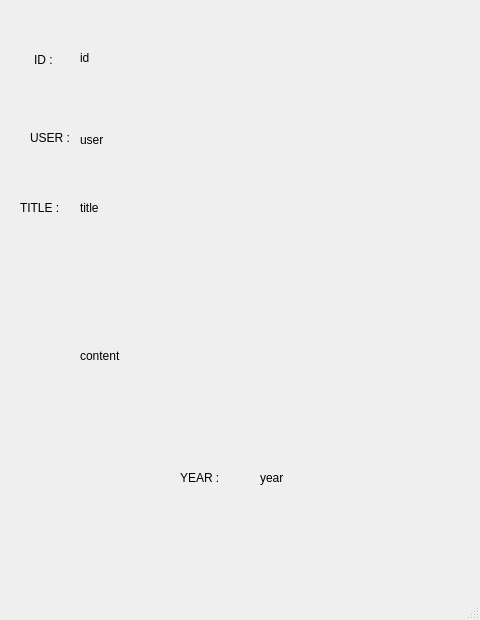
The window that client_loud/test_deux_php/viewUserPost.ui (Pierre-OlivierB/ibm_fil_rouge_tomjerry_all_projects) describes before a commit, drawn with Qt 5.
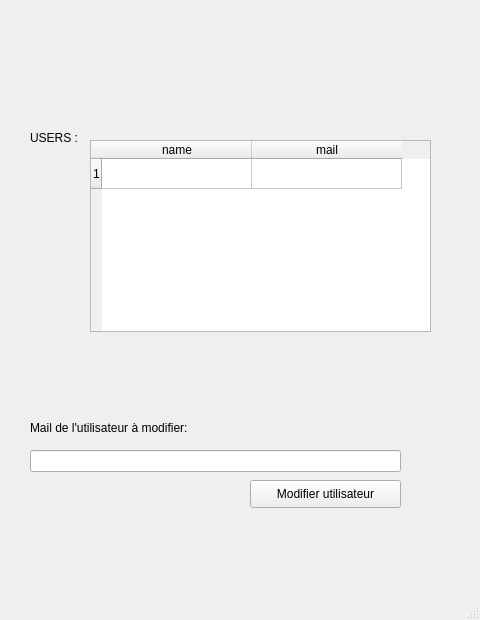
The same window after the commit.

Diff of the .ui file:
```diff
--- a/client_loud/test_deux_php/viewUserPost.ui
+++ b/client_loud/test_deux_php/viewUserPost.ui
@@ -14,121 +14,102 @@
    <string>MainWindow</string>
   </property>
   <widget class="QWidget" name="centralwidget">
-   <widget class="QLabel" name="labelId">
-    <property name="geometry">
-     <rect>
-      <x>80</x>
-      <y>50</y>
-      <width>271</width>
-      <height>16</height>
-     </rect>
-    </property>
-    <property name="text">
-     <string>id</string>
-    </property>
-   </widget>
-   <widget class="QLabel" name="labelUser">
-    <property name="geometry">
-     <rect>
-      <x>80</x>
-      <y>130</y>
-      <width>291</width>
-      <height>20</height>
-     </rect>
-    </property>
-    <property name="text">
-     <string>user</string>
-    </property>
-   </widget>
-   <widget class="QLabel" name="labelContent">
-    <property name="geometry">
-     <rect>
-      <x>80</x>
-      <y>250</y>
-      <width>351</width>
-      <height>211</height>
-     </rect>
-    </property>
-    <property name="text">
-     <string>content</string>
-    </property>
-   </widget>
-   <widget class="QLabel" name="labelTitle">
-    <property name="geometry">
-     <rect>
-      <x>80</x>
-      <y>200</y>
-      <width>331</width>
-      <height>16</height>
-     </rect>
-    </property>
-    <property name="text">
-     <string>title</string>
-    </property>
-   </widget>
-   <widget class="QLabel" name="labelYear">
-    <property name="geometry">
-     <rect>
-      <x>260</x>
-      <y>470</y>
-      <width>151</width>
-      <height>16</height>
-     </rect>
-    </property>
-    <property name="text">
-     <string>year</string>
-    </property>
-   </widget>
-   <widget class="QLabel" name="lblId">
-    <property name="geometry">
-     <rect>
-      <x>34</x>
-      <y>50</y>
-      <width>31</width>
-      <height>20</height>
-     </rect>
-    </property>
-    <property name="text">
-     <string>ID :</string>
-    </property>
-   </widget>
    <widget class="QLabel" name="lblUser">
     <property name="geometry">
      <rect>
       <x>30</x>
       <y>130</y>
-      <width>41</width>
+      <width>61</width>
       <height>16</height>
      </rect>
     </property>
     <property name="text">
-     <string>USER :</string>
+     <string>USERS :</string>
     </property>
    </widget>
-   <widget class="QLabel" name="lblTitle">
+   <widget class="QTableWidget" name="tableData">
     <property name="geometry">
      <rect>
-      <x>20</x>
-      <y>200</y>
-      <width>51</width>
+      <x>90</x>
+      <y>140</y>
+      <width>341</width>
+      <height>192</height>
+     </rect>
+    </property>
+    <property name="rowCount">
+     <number>1</number>
+    </property>
+    <property name="columnCount">
+     <number>2</number>
+    </property>
+    <attribute name="horizontalHeaderDefaultSectionSize">
+     <number>150</number>
+    </attribute>
+    <attribute name="verticalHeaderMinimumSectionSize">
+     <number>28</number>
+    </attribute>
+    <attribute name="verticalHeaderDefaultSectionSize">
+     <number>30</number>
+    </attribute>
+    <row/>
+    <column>
+     <property name="text">
+      <string>name</string>
+     </property>
+    </column>
+    <column>
+     <property name="text">
+      <string>mail</string>
+     </property>
+    </column>
+   </widget>
+   <widget class="QPushButton" name="updateAccountBtn">
+    <property name="geometry">
+     <rect>
+      <x>250</x>
+      <y>480</y>
+      <width>151</width>
+      <height>28</height>
+     </rect>
+    </property>
+    <property name="text">
+     <string>Modifier utilisateur</string>
+    </property>
+   </widget>
+   <widget class="QLabel" name="updateAccountTitle">
+    <property name="geometry">
+     <rect>
+      <x>30</x>
+      <y>420</y>
+      <width>191</width>
       <height>16</height>
      </rect>
     </property>
     <property name="text">
-     <string>TITLE :</string>
+     <string>Mail de l'utilisateur à modifier:</string>
     </property>
    </widget>
-   <widget class="QLabel" name="lblYear">
+   <widget class="QLineEdit" name="updateAccountTxt">
     <property name="geometry">
      <rect>
-      <x>180</x>
-      <y>470</y>
-      <width>55</width>
+      <x>30</x>
+      <y>450</y>
+      <width>371</width>
+      <height>22</height>
+     </rect>
+    </property>
+   </widget>
+   <widget class="QLabel" name="errorZone">
+    <property name="geometry">
+     <rect>
+      <x>30</x>
+      <y>530</y>
+      <width>371</width>
       <height>16</height>
      </rect>
     </property>
     <property name="text">
-     <string>YEAR :</string>
+     <string/>
     </property>
    </widget>
   </widget>
```
